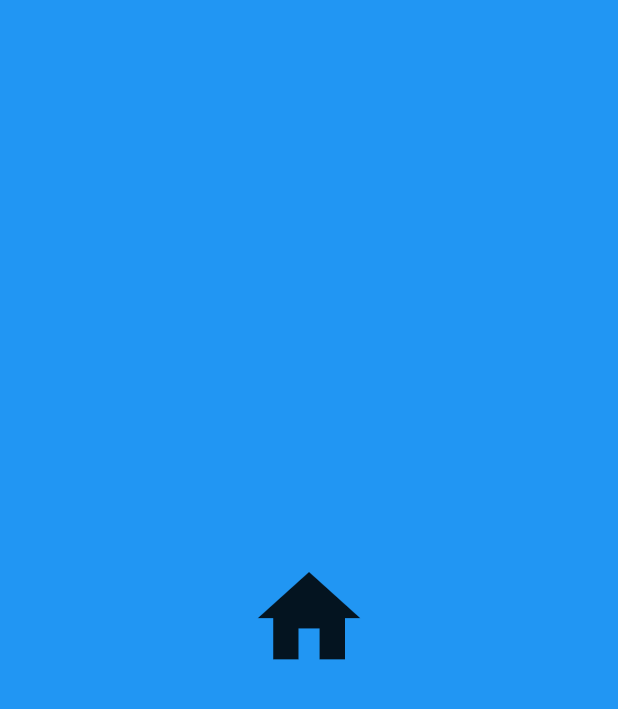
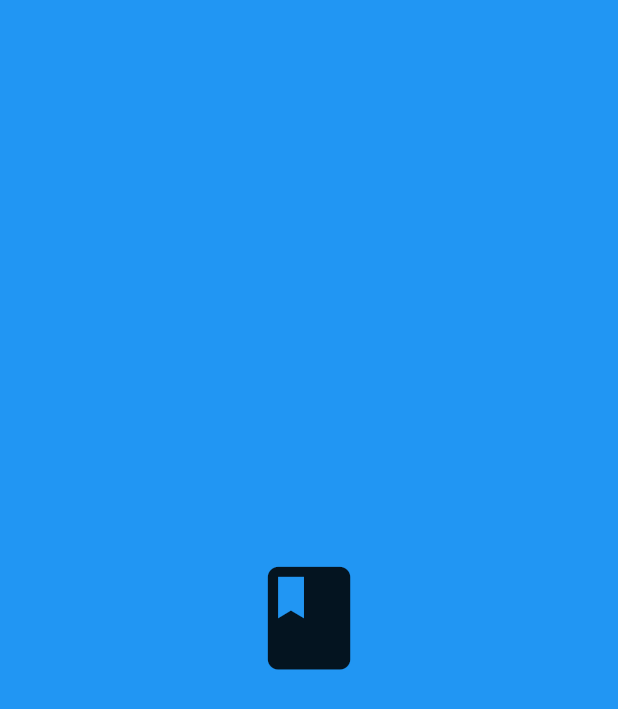
Before and after one commit to Quynhdz19/mobile, a Flutter app: the first screen one second after launch, on a phone screen of 412 x 824 dp. Shown: the top 709 px of the screen. Run offline on Flutter 3.47's test engine with Material 2 defaults, Android fonts, the phone set to English and light mode, and no system bars; drawn by our look-alikes of animated_splash_screen; our stand-ins replace google_nav_bar, page_transition.

Commit message:
test push git

```diff
--- a/lib/pages/splash_page.dart
+++ b/lib/pages/splash_page.dart
@@ -9,7 +9,7 @@ class SplashPage extends StatelessWidget {
   @override
   Widget build(BuildContext context) {
     return AnimatedSplashScreen(duration: 1000,
-        splash: Icons.home,
+        splash: Icons.book,
         nextScreen: LoginPage(),
         splashTransition: SplashTransition.fadeTransition,
         // pageTransitionType: PageTransitionType.scale,
```
